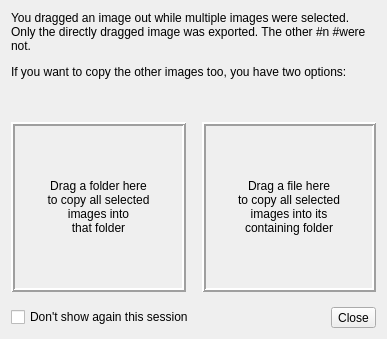
The window that src/ui/MultiDragDialog.ui (wagenadl/photohoard) describes before a commit, drawn with Qt 5.
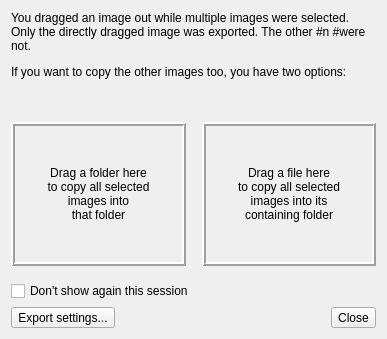
The same window after the commit. Custom widgets are drawn as their Qt base class.

Commit message: Added button to multidragdialog to open settings dialog

Patch:
```diff
--- a/src/ui/MultiDragDialog.ui
+++ b/src/ui/MultiDragDialog.ui
@@ -170,6 +170,19 @@
      </layout>
     </widget>
    </item>
+   <item>
+    <widget class="QCheckBox" name="doNothingEver">
+     <property name="minimumSize">
+      <size>
+       <width>0</width>
+       <height>0</height>
+      </size>
+     </property>
+     <property name="text">
+      <string>Don't show again this session</string>
+     </property>
+    </widget>
+   </item>
    <item>
     <widget class="QWidget" name="widget_3" native="true">
      <property name="sizePolicy">
@@ -186,17 +199,24 @@
        <number>0</number>
       </property>
       <item>
-       <widget class="QCheckBox" name="doNothingEver">
-        <property name="minimumSize">
+       <widget class="QToolButton" name="exportSettings">
+        <property name="text">
+         <string>Export settings...</string>
+        </property>
+       </widget>
+      </item>
+      <item>
+       <spacer name="horizontalSpacer">
+        <property name="orientation">
+         <enum>Qt::Horizontal</enum>
+        </property>
+        <property name="sizeHint" stdset="0">
          <size>
-          <width>0</width>
-          <height>0</height>
+          <width>40</width>
+          <height>20</height>
          </size>
         </property>
-        <property name="text">
-         <string>Don't show again this session</string>
-        </property>
-       </widget>
+       </spacer>
       </item>
       <item>
        <widget class="QToolButton" name="close">
```
Left out of the diff: 23 changed lines with no effect on the pictures. The commit also changes 6 other files.
